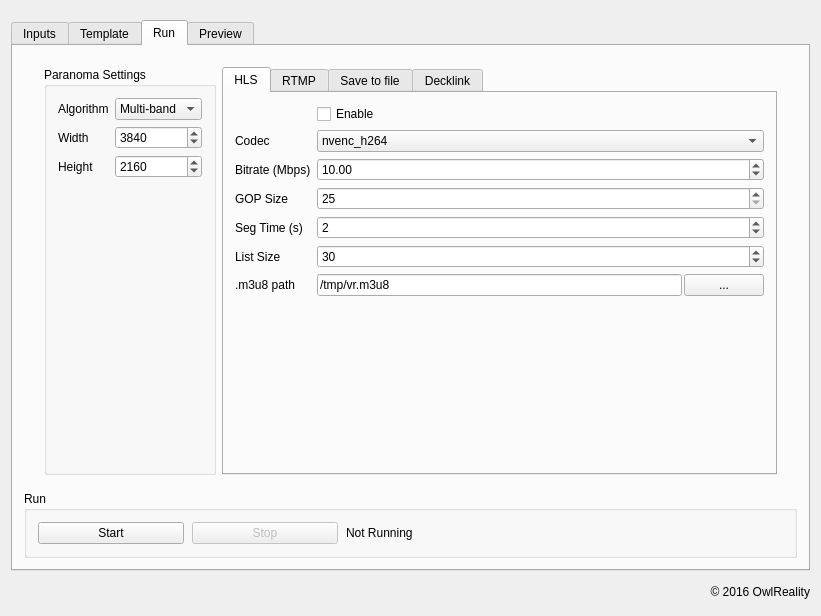
This is apps/livestitching/mainwindow.ui in blahgeek/OpenCV-octVR as Qt 5 draws it before an edit. The edited form follows.
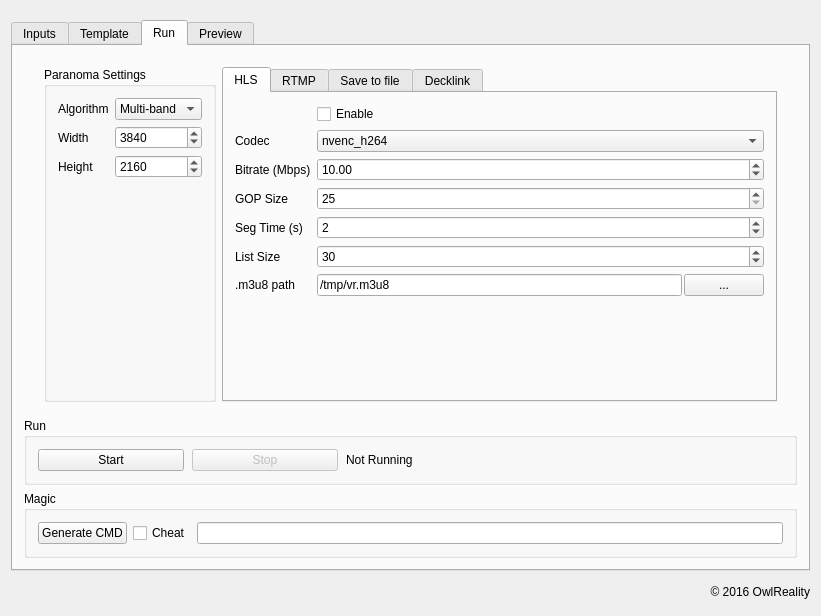
This is the edited form. The open tabs and pages were chosen to show the change.

Commit message: magic debug mode...

Patch:
```diff
--- a/apps/livestitching/mainwindow.ui
+++ b/apps/livestitching/mainwindow.ui
@@ -703,6 +703,36 @@
           </layout>
          </widget>
         </item>
+        <item>
+         <widget class="QGroupBox" name="groupBox_magic">
+          <property name="title">
+           <string>Magic</string>
+          </property>
+          <layout class="QHBoxLayout" name="horizontalLayout_8">
+           <item>
+            <widget class="QPushButton" name="pushButton_gen_cmd">
+             <property name="text">
+              <string>Generate CMD</string>
+             </property>
+            </widget>
+           </item>
+           <item>
+            <widget class="QCheckBox" name="check_cheat">
+             <property name="text">
+              <string>Cheat</string>
+             </property>
+            </widget>
+           </item>
+           <item>
+            <widget class="QLineEdit" name="line_cmd">
+             <property name="readOnly">
+              <bool>true</bool>
+             </property>
+            </widget>
+           </item>
+          </layout>
+         </widget>
+        </item>
        </layout>
       </widget>
       <widget class="QWidget" name="tab_preview">
```
Left out of the diff: 2 changed lines with no effect on the pictures. The commit also changes 4 other files.
